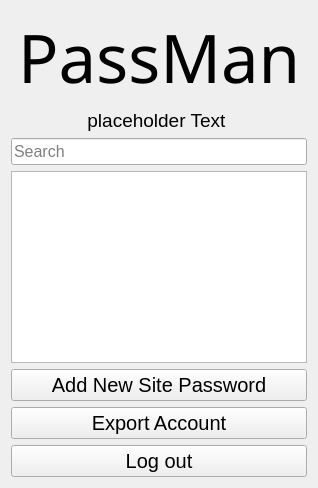
jts5374/PASSMAN-2.0, file AccountScreen.ui: the form before one commit.
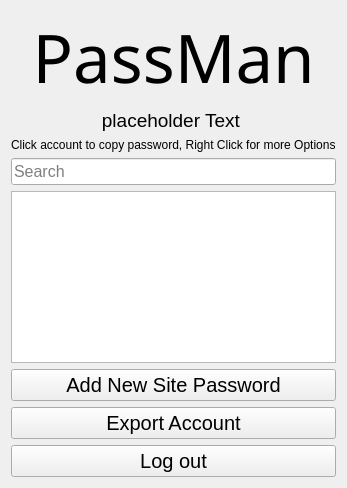
The form after the commit.

Commit message: change password functionality completed

The edit to the form file:
```diff
--- a/AccountScreen.ui
+++ b/AccountScreen.ui
@@ -14,33 +14,6 @@
    <string>Form</string>
   </property>
   <layout class="QGridLayout" name="gridLayout">
-   <item row="4" column="0">
-    <widget class="QPushButton" name="addaccountButton">
-     <property name="font">
-      <font>
-       <pointsize>15</pointsize>
-      </font>
-     </property>
-     <property name="text">
-      <string>Add New Site Password</string>
-     </property>
-    </widget>
-   </item>
-   <item row="2" column="0">
-    <widget class="QLineEdit" name="searchBar">
-     <property name="font">
-      <font>
-       <pointsize>12</pointsize>
-      </font>
-     </property>
-     <property name="text">
-      <string/>
-     </property>
-     <property name="placeholderText">
-      <string>Search</string>
-     </property>
-    </widget>
-   </item>
    <item row="0" column="0">
     <widget class="QLabel" name="AccountLabel">
      <property name="font">
@@ -65,6 +38,33 @@
      </property>
     </widget>
    </item>
+   <item row="7" column="0">
+    <widget class="QPushButton" name="logoutButton">
+     <property name="font">
+      <font>
+       <pointsize>15</pointsize>
+      </font>
+     </property>
+     <property name="text">
+      <string>Log out</string>
+     </property>
+    </widget>
+   </item>
+   <item row="3" column="0">
+    <widget class="QLineEdit" name="searchBar">
+     <property name="font">
+      <font>
+       <pointsize>12</pointsize>
+      </font>
+     </property>
+     <property name="text">
+      <string/>
+     </property>
+     <property name="placeholderText">
+      <string>Search</string>
+     </property>
+    </widget>
+   </item>
    <item row="1" column="0">
     <widget class="QLabel" name="welcomeLabel">
      <property name="font">
@@ -80,19 +80,16 @@
      </property>
     </widget>
    </item>
+   <item row="4" column="0">
+    <widget class="QListWidget" name="useraccountsList">
+     <property name="font">
+      <font>
+       <pointsize>12</pointsize>
+      </font>
+     </property>
+    </widget>
+   </item>
    <item row="6" column="0">
-    <widget class="QPushButton" name="logoutButton">
-     <property name="font">
-      <font>
-       <pointsize>15</pointsize>
-      </font>
-     </property>
-     <property name="text">
-      <string>Log out</string>
-     </property>
-    </widget>
-   </item>
-   <item row="5" column="0">
     <widget class="QPushButton" name="exportaccountButton">
      <property name="font">
       <font>
@@ -104,12 +101,22 @@
      </property>
     </widget>
    </item>
-   <item row="3" column="0">
-    <widget class="QListWidget" name="useraccountsList">
+   <item row="5" column="0">
+    <widget class="QPushButton" name="addaccountButton">
      <property name="font">
       <font>
-       <pointsize>12</pointsize>
+       <pointsize>15</pointsize>
       </font>
+     </property>
+     <property name="text">
+      <string>Add New Site Password</string>
+     </property>
+    </widget>
+   </item>
+   <item row="2" column="0">
+    <widget class="QLabel" name="label">
+     <property name="text">
+      <string>Click account to copy password, Right Click for more Options</string>
      </property>
     </widget>
    </item>
```
The commit also changes 6 other files.
